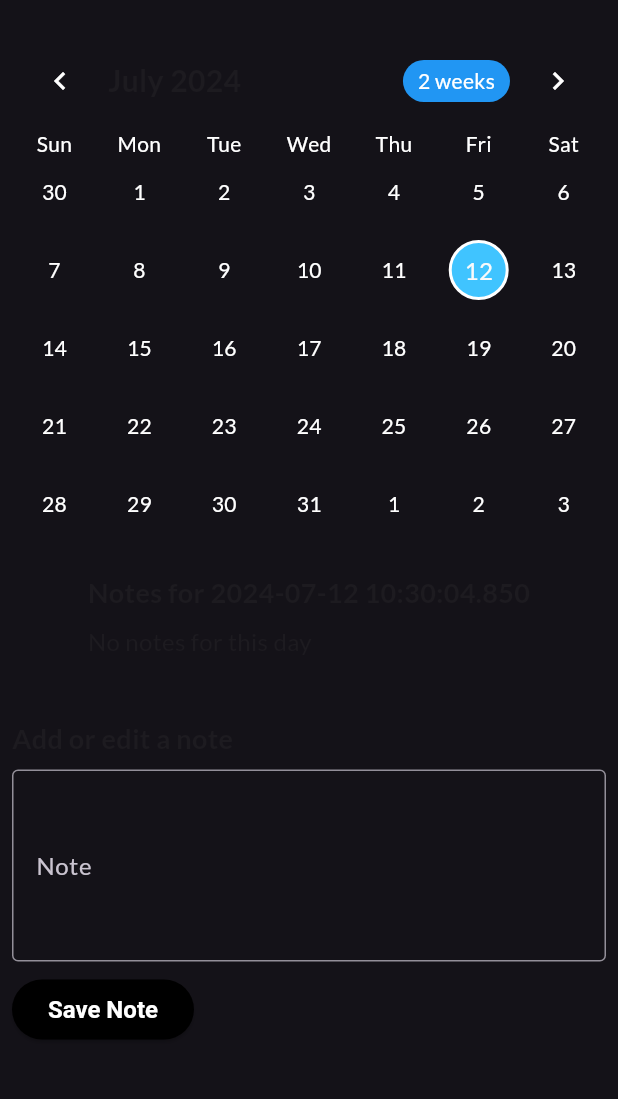
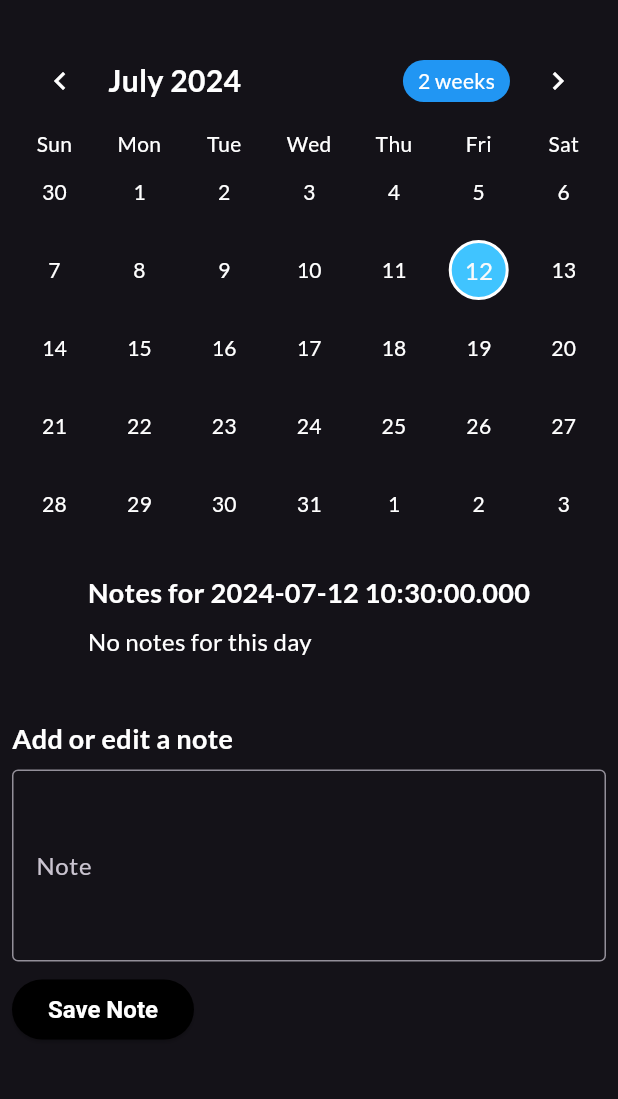
Before and after one commit to aadarshk7/Calender-App, a Flutter app: the CalendarHomePage screen opened by its route, after a tap on the "dark mode" icon, on a phone screen of 412 x 824 dp, the part 63-1162 px from its top. Run offline on Flutter 3.47's test engine with Material 3 defaults, Android fonts, the phone set to English and light mode, and no system bars; drawn by our look-alikes of table_calendar; our stand-ins replace google_fonts, shared_preferences; accounts and stored records are empty; statements that could not run were skipped.

Commit message:
Calender app

```diff
--- a/lib/main.dart
+++ b/lib/main.dart
@@ -3,7 +3,7 @@ import 'package:table_calendar/table_calendar.dart';
 import 'package:google_fonts/google_fonts.dart';
 import 'package:shared_preferences/shared_preferences.dart';
 import 'dart:convert';
-import 'splash_screen.dart';
+import 'splashscreen.dart';
 
 void main() {
   runApp(CalendarApp());
@@ -24,10 +24,16 @@ class _CalendarAppState extends State<CalendarApp> {
       theme: ThemeData(
         brightness: isDarkMode ? Brightness.dark : Brightness.light,
         primarySwatch: Colors.blue,
-        textTheme: GoogleFonts.latoTextTheme(Theme.of(context).textTheme),
+        textTheme: GoogleFonts.latoTextTheme(
+          Theme.of(context).textTheme.apply(
+            bodyColor: isDarkMode ? Colors.white : Colors.black,
+            displayColor: isDarkMode ? Colors.white : Colors.black,
+          ),
+        ),
         elevatedButtonTheme: ElevatedButtonThemeData(
           style: ElevatedButton.styleFrom(
-            foregroundColor: Colors.white, backgroundColor: Colors.black, // Text color
+            primary: Colors.black, // Background color
+            onPrimary: Colors.white, // Text color
             textStyle: TextStyle(fontSize: 16, fontWeight: FontWeight.bold),
           ),
         ),
@@ -216,12 +222,24 @@ class _CalendarHomePageState extends State<CalendarHomePage> {
             : Text('No notes for this day', style: TextStyle(fontSize: 16)),
         SizedBox(height: 20),
         if (note != null)
-          ElevatedButton(
-            onPressed: _deleteNoteForSelectedDay,
-            child: Text('Delete Note'),
-            style: ElevatedButton.styleFrom(
-              foregroundColor: Colors.white, backgroundColor: Colors.red,
-            ),
+          Row(
+            mainAxisAlignment: MainAxisAlignment.spaceBetween,
+            children: [
+              ElevatedButton(
+                onPressed: _deleteNoteForSelectedDay,
+                child: Text('Delete Note'),
+                style: ElevatedButton.styleFrom(
+                  primary: Colors.red,
+                  onPrimary: Colors.white,
+                ),
+              ),
+              ElevatedButton(
+                onPressed: () {
+                  _noteController.text = note;
+                },
+                child: Text('Edit Note'),
+              ),
+            ],
           ),
         SizedBox(height: 20),
       ],
```
